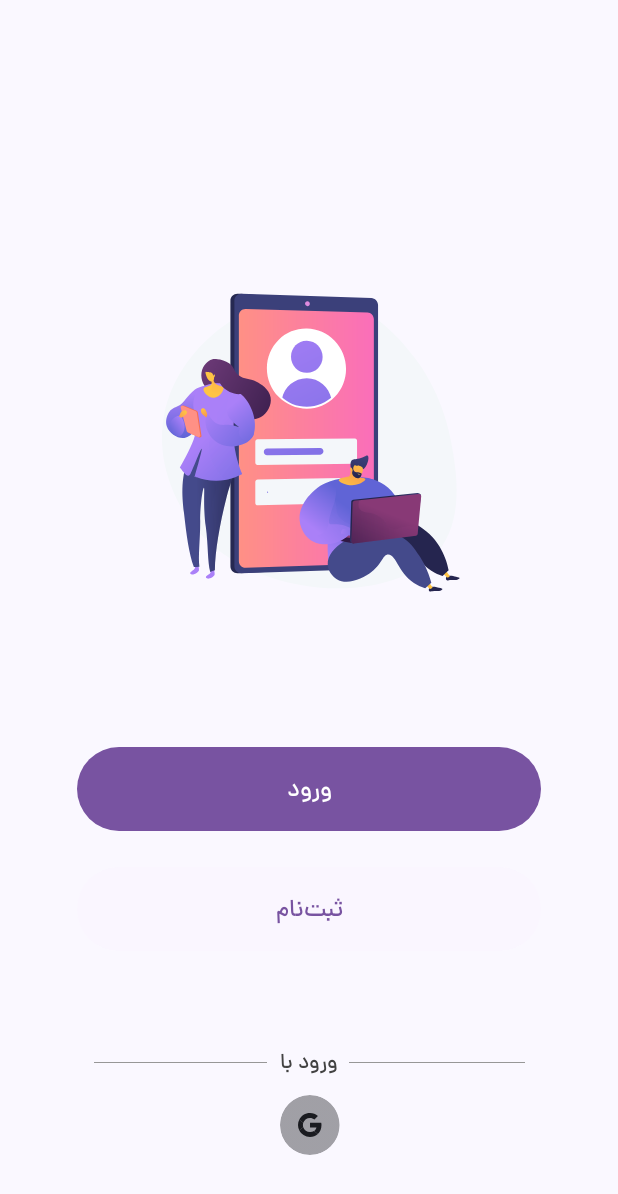
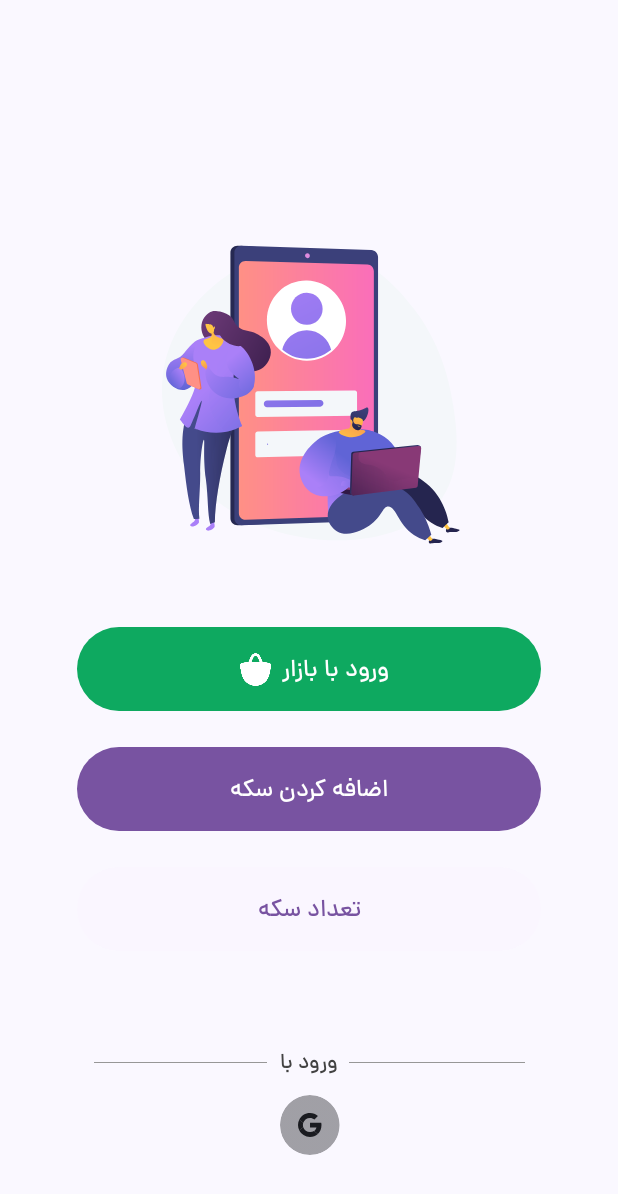
Before and after one commit to amirkordlu/AI-Photo-Generator, an Android app built with Jetpack Compose: the @Preview function LoginScreenPreview, on a phone screen of 412 x 824 dp. Shown: the top 1194 px of the screen. Run offline under Robolectric (Android 15) with nearby library versions, the phone set to English and light mode, and no system bars; libraries missing offline, so code that uses them is left out: com.farsitel.bazaar; 1 statement that could not run was skipped.

Commit message:
BazaarLogin Added to LoginScreen

```diff
--- /dev/null
+++ b/app/src/main/java/com/amk/photogenerator/ui/features/loginScreen/AccountViewModel.kt
@@ -0,0 +1,93 @@
+package com.amk.photogenerator.ui.features.loginScreen
+
+import android.app.Activity
+import android.content.Context
+import android.util.Log
+import androidx.compose.runtime.mutableStateOf
+import androidx.core.app.ActivityCompat
+import androidx.lifecycle.LifecycleOwner
+import androidx.lifecycle.LiveData
+import androidx.lifecycle.MutableLiveData
+import androidx.lifecycle.ViewModel
+import androidx.lifecycle.viewModelScope
+import com.amk.photogenerator.util.coroutineExceptionHandler
+import com.farsitel.bazaar.core.BazaarSignIn
+import com.farsitel.bazaar.core.model.BazaarSignInOptions
+import com.farsitel.bazaar.core.model.SignInOption
+import com.farsitel.bazaar.storage.BazaarStorage
+import com.farsitel.bazaar.storage.callback.BazaarStorageCallback
+import com.farsitel.bazaar.util.ext.toReadableString
+import kotlinx.coroutines.launch
+import kotlin.math.log
+
+class AccountViewModel(
+
+) : ViewModel() {
+
+    val userID = mutableStateOf("")
+    val hasLogin = mutableStateOf(false)
+
+    val savedData = mutableStateOf("")
+    val getSavedData = mutableStateOf("")
+
+    // Bazaar InApp Login
+    fun signInBazaar(context: Context, activity: Activity, lifecycleOwner: LifecycleOwner) {
+        viewModelScope.launch {
+
+            val signInOption = BazaarSignInOptions.Builder(SignInOption.DEFAULT_SIGN_IN).build()
+            val client = BazaarSignIn.getClient(context, signInOption)
+
+            val intent = client.getSignInIntent()
+
+            ActivityCompat.startActivityForResult(activity, intent, 1, null)
+
+        }
+
+    }
+
+    fun getBazaarLogin(context: Context, lifecycleOwner: LifecycleOwner) {
+        viewModelScope.launch(coroutineExceptionHandler) {
+            BazaarSignIn.getLastSignedInAccount(
+                context, lifecycleOwner
+            ) { response ->
+
+                val account = response?.data
+
+                if (account?.accountId?.isNotEmpty() == true) {
+                    userID.value = account.accountId
+                    hasLogin.value = true
+                    Log.v("AccountViewModel", account.accountId.toString())
+                }
+
+
+            }
+        }
+    }
+
+    // خواندن داده‌های ذخیره شده از Bazaar
+    fun getSavedDataFromBazaar(context: Context, lifecycleOwner: LifecycleOwner) {
+        viewModelScope.launch(coroutineExceptionHandler) {
+            BazaarStorage.getSavedData(
+                context,
+                lifecycleOwner,
+                callback = BazaarStorageCallback { response ->
+                    getSavedData.value = response?.data?.toReadableString().toString()
+                }
+
+            )
+        }
+    }
+
+    // ذخیره داده در Bazaar و سپس بازیابی آن
+    fun saveDataInBazaar(context: Context, lifecycleOwner: LifecycleOwner, data: String) {
+        viewModelScope.launch(coroutineExceptionHandler) {
+            BazaarStorage.saveData(context,
+                lifecycleOwner,
+                data = data.toByteArray(),
+                BazaarStorageCallback { savedResponse ->
+                    savedData.value = savedResponse?.data?.toReadableString().toString()
+                })
+        }
+    }
+
+}
--- a/app/src/main/java/com/amk/photogenerator/ui/features/loginScreen/LoginScreen.kt
+++ b/app/src/main/java/com/amk/photogenerator/ui/features/loginScreen/LoginScreen.kt
@@ -1,5 +1,7 @@
 package com.amk.photogenerator.ui.features.loginScreen
 
+import android.app.Activity
+import android.widget.Toast
 import androidx.compose.foundation.layout.Arrangement
 import androidx.compose.foundation.layout.Column
 import androidx.compose.foundation.layout.Row
@@ -24,9 +26,13 @@ import androidx.compose.runtime.getValue
 import androidx.compose.ui.Alignment
 import androidx.compose.ui.Modifier
 import androidx.compose.ui.graphics.Color
+import androidx.compose.ui.platform.LocalContext
+import androidx.compose.ui.platform.LocalLifecycleOwner
 import androidx.compose.ui.res.painterResource
 import androidx.compose.ui.tooling.preview.Preview
 import androidx.compose.ui.unit.dp
+import androidx.lifecycle.LifecycleOwner
+import androidx.lifecycle.viewmodel.compose.viewModel
 import com.airbnb.lottie.compose.LottieAnimation
 import com.airbnb.lottie.compose.LottieCompositionSpec
 import com.airbnb.lottie.compose.LottieConstants
@@ -34,8 +40,6 @@ import com.airbnb.lottie.compose.rememberLottieComposition
 import com.amk.photogenerator.R
 import com.amk.photogenerator.ui.theme.PhotoGeneratorTheme
 import com.amk.photogenerator.ui.theme.Typography
-import com.amk.photogenerator.util.MyScreens
-import dev.burnoo.cokoin.navigation.getNavController
 
 @Preview(showBackground = true)
 @Composable
@@ -51,7 +55,13 @@ fun LoginScreenPreview() {
 
 @Composable
 fun LoginScreen() {
-    val navigation = getNavController()
+    val context = LocalContext.current
+    val activity = LocalContext.current as Activity
+    val lifecycleOwner: LifecycleOwner = LocalLifecycleOwner.current
+    val viewModel: AccountViewModel = viewModel()
+
+    // Get login status
+    viewModel.getBazaarLogin(context, lifecycleOwner)
 
     Column(
         modifier = Modifier
@@ -60,40 +70,71 @@ fun LoginScreen() {
         verticalArrangement = Arrangement.Bottom,
         horizontalAlignment = Alignment.CenterHorizontally
     ) {
-        Welcome()
+        MainAnimation()
+
+        BazaarButton {
+            viewModel.getBazaarLogin(context, lifecycleOwner)
+            if (viewModel.hasLogin.value) {
+                Toast.makeText(context, "شما وارد حساب کاربری خود شده‌اید", Toast.LENGTH_SHORT)
+                    .show()
+            } else {
+                viewModel.signInBazaar(context, activity, lifecycleOwner)
+            }
+        }
+
+
+
         LoginSection(
-            onLoginClicked = { navigation.navigate(MyScreens.OTPScreen.route) },
-            onSignUpClicked = { navigation.navigate(MyScreens.SignUpScreen.route) })
+            addPointClicked = {
+                viewModel.saveDataInBazaar(context, lifecycleOwner, "Test App")
+            }
+        ) {
+            viewModel.getSavedDataFromBazaar(context, lifecycleOwner)
+            Toast.makeText(context, viewModel.getSavedData.value, Toast.LENGTH_SHORT).show()
+        }
+
         LoginWithAccounts()
-    }
-}
-
-@Composable
-fun Welcome() {
-    Column(
-        modifier = Modifier.padding(bottom = 48.dp, top = 16.dp),
-        horizontalAlignment = Alignment.CenterHorizontally
-    ) {
-
-        MainAnimation()
 
     }
 }
 
 @Composable
-fun LoginSection(onLoginClicked: () -> Unit, onSignUpClicked: () -> Unit) {
+fun BazaarButton(signInClicked: () -> Unit) {
+    Button(
+        modifier = Modifier
+            .fillMaxWidth(0.75f)
+            .padding(top = 8.dp, bottom = 16.dp)
+            .height(56.dp),
+        onClick = { signInClicked.invoke() },
+        shape = RoundedCornerShape(36.dp),
+        colors = ButtonDefaults.buttonColors(Color(0xFF0EA960))
+    ) {
+
+        Icon(painterResource(R.drawable.ic_bazaar), null, modifier = Modifier.size(34.dp))
+
+        Text(
+            text = "ورود با بازار",
+            style = Typography.bodyMedium,
+            color = Color.White
+        )
+
+    }
+}
+
+@Composable
+fun LoginSection(addPointClicked: () -> Unit, readPointClicked: () -> Unit) {
     Column(modifier = Modifier.padding(bottom = 32.dp)) {
         Button(
             modifier = Modifier
                 .fillMaxWidth(0.75f)
                 .padding(top = 8.dp, bottom = 16.dp)
                 .height(56.dp),
-            onClick = { onLoginClicked.invoke() },
+            onClick = { addPointClicked.invoke() },
             shape = RoundedCornerShape(36.dp),
             colors = ButtonDefaults.buttonColors(Color(0xFF7853A1))
         ) {
             Text(
-                text = "ورود",
+                text = "اضافه کردن سکه",
                 style = Typography.bodyMedium,
                 color = Color.White
             )
@@ -105,12 +146,12 @@ fun LoginSection(onLoginClicked: () -> Unit, onSignUpClicked: () -> Unit) {
                 .fillMaxWidth(0.75f)
                 .padding(top = 8.dp, bottom = 16.dp)
                 .height(56.dp),
-            onClick = { onSignUpClicked.invoke() },
+            onClick = { readPointClicked.invoke() },
             shape = RoundedCornerShape(36.dp),
             colors = ButtonDefaults.buttonColors(Color(0xFFFAF6FF))
         ) {
             Text(
-                text = "ثبت‌نام",
+                text = "تعداد سکه",
                 style = Typography.bodyMedium,
                 color = Color(0xFF7853A1)
             )
@@ -121,6 +162,8 @@ fun LoginSection(onLoginClicked: () -> Unit, onSignUpClicked: () -> Unit) {
 
 @Composable
 fun LoginWithAccounts() {
+    val context = LocalContext.current
+
     Column(
         modifier = Modifier.padding(bottom = 50.dp, top = 16.dp),
         horizontalAlignment = Alignment.CenterHorizontally
@@ -155,7 +198,7 @@ fun LoginWithAccounts() {
 
         Spacer(modifier = Modifier.padding(4.dp))
 
-        IconButton(onClick = {}) {
+        IconButton(onClick = { Toast.makeText(context, "بزودی!", Toast.LENGTH_SHORT).show() }) {
             Icon(painter = painterResource(R.drawable.ic_google), contentDescription = null)
         }
 
--- a/app/src/main/java/com/amk/photogenerator/util/ext.kt
+++ b/app/src/main/java/com/amk/photogenerator/util/ext.kt
@@ -1,5 +1,8 @@
 package com.amk.photogenerator.util
 
+import android.content.Context
+import android.util.Log
+import kotlinx.coroutines.CoroutineExceptionHandler
 import java.util.Calendar
 
 
@@ -28,3 +31,7 @@ fun getCurrentTime(): String {
         }
     }
 }
+
+val coroutineExceptionHandler = CoroutineExceptionHandler { _, throwable ->
+    Log.e("Error", "error -> ${throwable.message}")
+}
--- a/gradle/libs.versions.toml
+++ b/gradle/libs.versions.toml
@@ -1,5 +1,5 @@
 [versions]
-agp = "8.3.1"
+agp = "8.7.1"
 kotlin = "1.9.0"
 coreKtx = "1.12.0"
 junit = "4.13.2"
@@ -8,6 +8,7 @@ espressoCore = "3.5.1"
 lifecycleRuntimeKtx = "2.7.0"
 activityCompose = "1.8.2"
 composeBom = "2023.08.00"
+runtimeLivedata = "1.7.0"
 
 [libraries]
 androidx-core-ktx = { group = "androidx.core", name = "core-ktx", version.ref = "coreKtx" }
@@ -24,6 +25,7 @@ androidx-ui-tooling-preview = { group = "androidx.compose.ui", name = "ui-toolin
 androidx-ui-test-manifest = { group = "androidx.compose.ui", name = "ui-test-manifest" }
 androidx-ui-test-junit4 = { group = "androidx.compose.ui", name = "ui-test-junit4" }
 androidx-material3 = { group = "androidx.compose.material3", name = "material3" }
+androidx-runtime-livedata = { group = "androidx.compose.runtime", name = "runtime-livedata", version.ref = "runtimeLivedata" }
 
 [plugins]
 androidApplication = { id = "com.android.application", version.ref = "agp" }
--- a/settings.gradle.kts
+++ b/settings.gradle.kts
@@ -16,6 +16,7 @@ dependencyResolutionManagement {
     repositories {
         google()
         mavenCentral()
+        maven { url = uri("https://jitpack.io") }
     }
 }
 
```
Also changed, not shown: app/build.gradle.kts (+7 -2 lines), app/src/main/res/drawable/ic_bazaar.png (added), gradle/wrapper/gradle-wrapper.properties.
